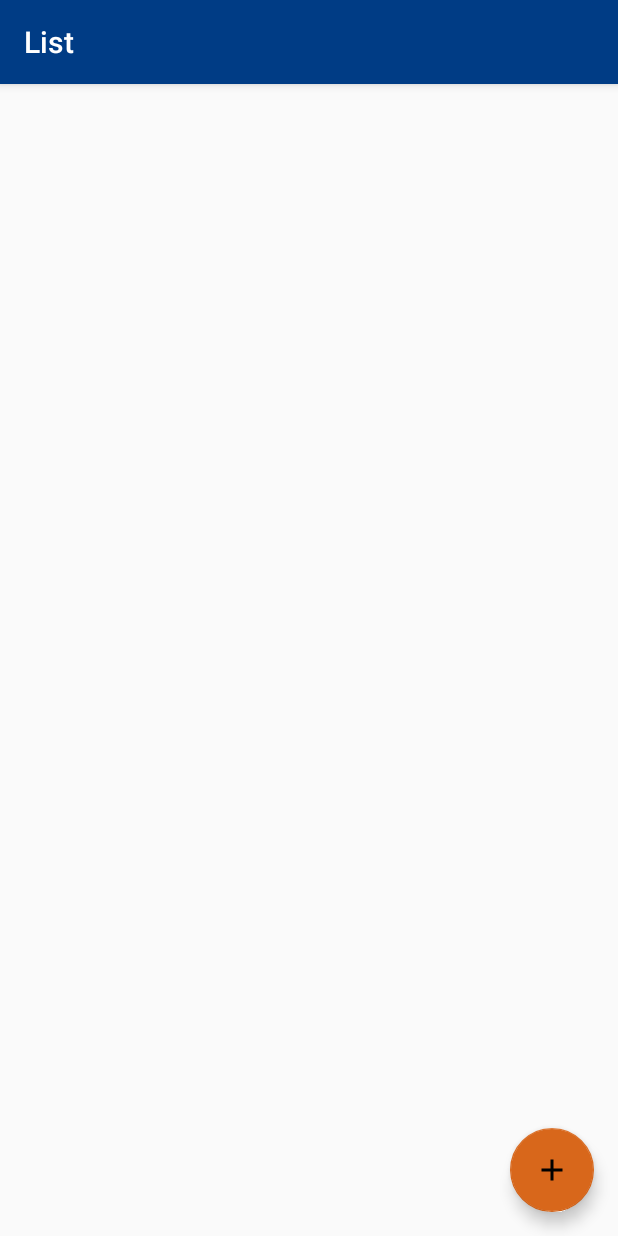
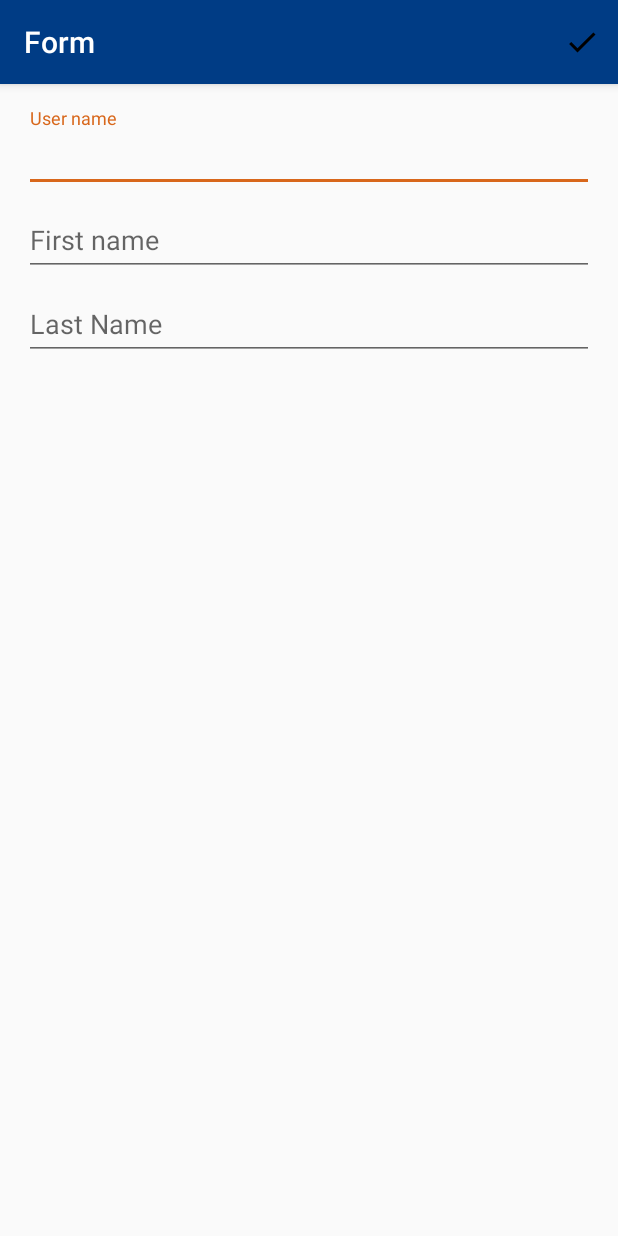
Before and after one commit to sapuglha/coroutinesExploration, an Android app: the screen it shows after launch (ListActivity before the commit, FormActivity after it), after a tap on an icon or button, on a phone screen of 412 x 824 dp. Run offline under Robolectric (Android 15) with nearby library versions, the phone set to English and light mode, and no system bars; our stand-ins replace Dagger/Hilt's generated code, Room's generated code, data binding; libraries missing offline, so code that uses them is left out: kotlinx.coroutines.experimental.

Commit message:
Add user form

```diff
--- a/app/src/main/AndroidManifest.xml
+++ b/app/src/main/AndroidManifest.xml
@@ -19,6 +19,10 @@
                 <category android:name="android.intent.category.LAUNCHER"/>
             </intent-filter>
         </activity>
+
+        <activity
+            android:label="Form"
+            android:name=".presentation.form.FormActivity" />
     </application>
 
 </manifest>
--- a/app/src/main/java/com/sapuglha/coroutinesexploration/di/SessionComponent.kt
+++ b/app/src/main/java/com/sapuglha/coroutinesexploration/di/SessionComponent.kt
@@ -10,7 +10,8 @@ import dagger.Subcomponent
         DataModule::class,
 
         // List modules for each activity/fragment/viewModel group
-        com.sapuglha.coroutinesexploration.presentation.list.di.Module::class
+        com.sapuglha.coroutinesexploration.presentation.list.di.Module::class,
+        com.sapuglha.coroutinesexploration.presentation.form.di.Module::class
     ]
 )
 interface SessionComponent {
--- /dev/null
+++ b/app/src/main/java/com/sapuglha/coroutinesexploration/presentation/Event.kt
@@ -0,0 +1,27 @@
+package com.sapuglha.coroutinesexploration.presentation
+
+/**
+ * Used as a wrapper for data that is exposed via a LiveData that represents an event.
+ */
+open class Event<out T>(private val content: T) {
+
+    var hasBeenHandled = false
+        private set // Allow external read but not write
+
+    /**
+     * Returns the content and prevents its use again.
+     */
+    fun getContentIfNotHandled(): T? {
+        return if (hasBeenHandled) {
+            null
+        } else {
+            hasBeenHandled = true
+            content
+        }
+    }
+
+    /**
+     * Returns the content, even if it's already been handled.
+     */
+    fun peekContent(): T = content
+}
--- /dev/null
+++ b/app/src/main/java/com/sapuglha/coroutinesexploration/presentation/form/FormActivity.kt
@@ -0,0 +1,57 @@
+package com.sapuglha.coroutinesexploration.presentation.form
+
+import android.os.Bundle
+import android.view.Menu
+import android.view.MenuItem
+import android.widget.Toast
+import androidx.appcompat.app.AppCompatActivity
+import androidx.databinding.DataBindingUtil
+import androidx.lifecycle.Observer
+import androidx.lifecycle.ViewModelProviders
+import com.sapuglha.coroutinesexploration.R
+import com.sapuglha.coroutinesexploration.databinding.ActivityFormBinding
+import com.sapuglha.coroutinesexploration.presentation.ViewModelFactory
+import dagger.android.AndroidInjection
+import javax.inject.Inject
+
+class FormActivity : AppCompatActivity() {
+    private lateinit var binding: ActivityFormBinding
+
+    @Inject
+    lateinit var factory: ViewModelFactory
+
+    private val viewModel: FormViewModel by lazy {
+        ViewModelProviders.of(this, factory).get(FormViewModel::class.java)
+    }
+
+    override fun onCreate(savedInstanceState: Bundle?) {
+        AndroidInjection.inject(this)
+        super.onCreate(savedInstanceState)
+
+        binding = DataBindingUtil.setContentView(this, R.layout.activity_form)
+        binding.viewModel = viewModel
+        binding.setLifecycleOwner(this)
+
+        viewModel.formSaved.observe(this, Observer { it ->
+            it.getContentIfNotHandled()?.let {
+                Toast.makeText(this, "User added", Toast.LENGTH_LONG).show()
+                finish()
+            }
+        })
+    }
+
+    override fun onCreateOptionsMenu(menu: Menu?): Boolean {
+        menuInflater.inflate(R.menu.menu_form, menu)
+        return super.onCreateOptionsMenu(menu)
+    }
+
+    override fun onOptionsItemSelected(item: MenuItem): Boolean {
+        val id = item.itemId
+
+        return if (id == R.id.action_save) {
+            viewModel.addUser()
+            true
+        } else super.onOptionsItemSelected(item)
+
+    }
+}
--- /dev/null
+++ b/app/src/main/java/com/sapuglha/coroutinesexploration/presentation/form/FormViewModel.kt
@@ -0,0 +1,49 @@
+package com.sapuglha.coroutinesexploration.presentation.form
+
+import androidx.lifecycle.LiveData
+import androidx.lifecycle.MutableLiveData
+import androidx.lifecycle.ViewModel
+import com.sapuglha.coroutinesexploration.data.db.AppDatabase
+import com.sapuglha.coroutinesexploration.data.type.UserEntity
+import com.sapuglha.coroutinesexploration.presentation.Event
+import kotlinx.coroutines.experimental.CoroutineScope
+import kotlinx.coroutines.experimental.Dispatchers
+import kotlinx.coroutines.experimental.Job
+import javax.inject.Inject
+
+class FormViewModel @Inject constructor(
+    val db: AppDatabase
+) : ViewModel() {
+
+    private val _formSaved = MutableLiveData<Event<Boolean>>()
+    val formSaved: LiveData<Event<Boolean>>
+        get() = _formSaved
+
+    val usernameField = MutableLiveData<String>()
+    val firstnameField = MutableLiveData<String>()
+    val lastnameField = MutableLiveData<String>()
+
+    fun addUser() {
+        val inputData = getInputData()
+
+        if (isFormInvalid(inputData)) return
+
+        db.userDao().insert(inputData)
+
+        _formSaved.postValue(Event(true))
+    }
+
+    private fun getInputData(): UserEntity {
+        return UserEntity(
+            username = usernameField.value ?: "",
+            firstName = firstnameField.value ?: "",
+            lastName = lastnameField.value ?: ""
+        )
+    }
+
+    private fun isFormInvalid(input: UserEntity): Boolean {
+        return (input.username.isBlank()
+                || input.firstName.isBlank()
+                || input.lastName.isBlank())
+    }
+}
--- /dev/null
+++ b/app/src/main/java/com/sapuglha/coroutinesexploration/presentation/form/di/Module.kt
@@ -0,0 +1,23 @@
+package com.sapuglha.coroutinesexploration.presentation.form.di
+
+import androidx.lifecycle.ViewModel
+import com.sapuglha.coroutinesexploration.presentation.ViewModelKey
+import com.sapuglha.coroutinesexploration.presentation.form.FormActivity
+import com.sapuglha.coroutinesexploration.presentation.form.FormViewModel
+import com.sapuglha.coroutinesexploration.presentation.list.ListActivity
+import com.sapuglha.coroutinesexploration.presentation.list.ListViewModel
+import dagger.Binds
+import dagger.Module
+import dagger.android.ContributesAndroidInjector
+import dagger.multibindings.IntoMap
+
+@Module
+internal abstract class Module {
+    @ContributesAndroidInjector
+    abstract fun provideFormActivityInjector(): FormActivity
+
+    @Binds
+    @IntoMap
+    @ViewModelKey(FormViewModel::class)
+    internal abstract fun bindFormViewModel(viewModel: FormViewModel): ViewModel
+}
--- a/app/src/main/java/com/sapuglha/coroutinesexploration/presentation/list/ListActivity.kt
+++ b/app/src/main/java/com/sapuglha/coroutinesexploration/presentation/list/ListActivity.kt
@@ -1,5 +1,6 @@
 package com.sapuglha.coroutinesexploration.presentation.list
 
+import android.content.Intent
 import android.os.Bundle
 import androidx.appcompat.app.AppCompatActivity
 import androidx.databinding.DataBindingUtil
@@ -8,6 +9,7 @@ import androidx.recyclerview.widget.LinearLayoutManager
 import com.sapuglha.coroutinesexploration.R
 import com.sapuglha.coroutinesexploration.databinding.ActivityListBinding
 import com.sapuglha.coroutinesexploration.presentation.ViewModelFactory
+import com.sapuglha.coroutinesexploration.presentation.form.FormActivity
 import dagger.android.AndroidInjection
 import javax.inject.Inject
 
@@ -36,7 +38,7 @@ class ListActivity : AppCompatActivity() {
         binding.listUsers.adapter = ListRowAdapter()
 
         binding.floatingActionButton.setOnClickListener {
-            viewModel.updateUser()
+            startActivity(Intent(this, FormActivity::class.java))
         }
     }
 }
--- /dev/null
+++ b/app/src/main/res/drawable/ic_check.xml
@@ -0,0 +1,9 @@
+<vector xmlns:android="http://schemas.android.com/apk/res/android"
+        android:width="24dp"
+        android:height="24dp"
+        android:viewportWidth="24.0"
+        android:viewportHeight="24.0">
+    <path
+        android:fillColor="#FF000000"
+        android:pathData="M9,16.17L4.83,12l-1.42,1.41L9,19 21,7l-1.41,-1.41z"/>
+</vector>
--- /dev/null
+++ b/app/src/main/res/layout/activity_form.xml
@@ -0,0 +1,67 @@
+<?xml version="1.0" encoding="utf-8"?>
+<layout xmlns:android="http://schemas.android.com/apk/res/android"
+    xmlns:tools="http://schemas.android.com/tools"
+    tools:context=".presentation.form.FormActivity">
+
+    <data>
+
+        <variable
+            name="viewModel"
+            type="com.sapuglha.coroutinesexploration.presentation.form.FormViewModel" />
+
+    </data>
+
+    <LinearLayout
+        android:layout_width="match_parent"
+        android:layout_height="match_parent"
+        android:orientation="vertical"
+        android:padding="16dp">
+
+        <com.google.android.material.textfield.TextInputLayout
+            android:layout_width="match_parent"
+            android:layout_height="wrap_content">
+
+            <EditText
+                android:id="@+id/login_activity_textview_usermame"
+                android:layout_width="match_parent"
+                android:layout_height="wrap_content"
+                android:hint="@string/activity_form_textview_username_placeholder"
+                android:inputType="textNoSuggestions"
+                android:maxLines="1"
+                android:singleLine="true"
+                android:text="@={viewModel.usernameField}" />
+        </com.google.android.material.textfield.TextInputLayout>
+
+        <com.google.android.material.textfield.TextInputLayout
+            android:layout_width="match_parent"
+            android:layout_height="wrap_content">
+
+            <EditText
+                android:id="@+id/login_activity_textview_firstname"
+                android:layout_width="match_parent"
+                android:layout_height="wrap_content"
+                android:hint="@string/activity_form_textview_firstname_placeholder"
+                android:inputType="textNoSuggestions"
+                android:maxLines="1"
+                android:singleLine="true"
+                android:text="@={viewModel.firstnameField}" />
+        </com.google.android.material.textfield.TextInputLayout>
+
+        <com.google.android.material.textfield.TextInputLayout
+            android:layout_width="match_parent"
+            android:layout_height="wrap_content">
+
+            <EditText
+                android:id="@+id/login_activity_textview_lastname"
+                android:layout_width="match_parent"
+                android:layout_height="wrap_content"
+                android:hint="@string/activity_form_textview_lastname_placeholder"
+                android:inputType="textNoSuggestions"
+                android:maxLines="1"
+                android:singleLine="true"
+                android:text="@={viewModel.lastnameField}" />
+        </com.google.android.material.textfield.TextInputLayout>
+
+
+    </LinearLayout>
+</layout>
--- /dev/null
+++ b/app/src/main/res/menu/menu_form.xml
@@ -0,0 +1,11 @@
+<?xml version="1.0" encoding="utf-8"?>
+<menu xmlns:android="http://schemas.android.com/apk/res/android"
+    xmlns:app="http://schemas.android.com/apk/res-auto">
+
+    <item
+        android:id="@+id/action_save"
+        android:icon="@drawable/ic_check"
+        android:title="@string/menu_form_action_save"
+        android:iconTint="@color/white"
+        app:showAsAction="always" />
+</menu>
--- a/app/src/main/res/values/strings.xml
+++ b/app/src/main/res/values/strings.xml
@@ -1,3 +1,7 @@
 <resources>
     <string name="app_name">CoroutinesExploration</string>
+    <string name="activity_form_textview_username_placeholder">User name</string>
+    <string name="activity_form_textview_firstname_placeholder">First name</string>
+    <string name="activity_form_textview_lastname_placeholder">Last Name</string>
+    <string name="menu_form_action_save">Save</string>
 </resources>
```
